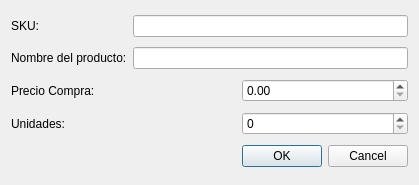
The window that nuevoproductoform.ui (ups-uio-cc-poo-p63/ApiAlesTabern-licoreria) describes before a commit, drawn with Qt 5.
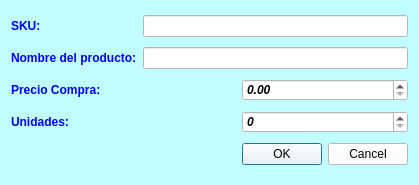
The same window after the commit.

Diff of the .ui file:
```diff
--- a/nuevoproductoform.ui
+++ b/nuevoproductoform.ui
@@ -13,9 +13,21 @@
   <property name="windowTitle">
    <string>Form</string>
   </property>
+  <property name="styleSheet">
+   <string notr="true">background-color: rgb(193, 252, 255);</string>
+  </property>
   <layout class="QGridLayout" name="gridLayout">
    <item row="0" column="0">
     <widget class="QLabel" name="label">
+     <property name="font">
+      <font>
+       <bold>true</bold>
+      </font>
+     </property>
+     <property name="styleSheet">
+      <string notr="true">
+color: rgb(0, 0, 255);</string>
+     </property>
      <property name="text">
       <string>SKU:</string>
      </property>
@@ -23,13 +35,33 @@
    </item>
    <item row="1" column="0">
     <widget class="QLabel" name="label_2">
+     <property name="font">
+      <font>
+       <bold>true</bold>
+      </font>
+     </property>
+     <property name="styleSheet">
+      <string notr="true">
+color: rgb(0, 0, 255);</string>
+     </property>
      <property name="text">
       <string>Nombre del producto:</string>
      </property>
     </widget>
    </item>
    <item row="2" column="3">
-    <widget class="QDoubleSpinBox" name="spnPrecioCompra"/>
+    <widget class="QDoubleSpinBox" name="spnPrecioCompra">
+     <property name="font">
+      <font>
+       <italic>true</italic>
+       <bold>true</bold>
+      </font>
+     </property>
+     <property name="styleSheet">
+      <string notr="true">color: rgb(0, 0, 0);
+background-color: rgb(255, 255, 255);</string>
+     </property>
+    </widget>
    </item>
    <item row="4" column="2">
     <spacer name="horizontalSpacer">
@@ -45,10 +77,30 @@
     </spacer>
    </item>
    <item row="0" column="1" colspan="3">
-    <widget class="QLineEdit" name="editSKU"/>
+    <widget class="QLineEdit" name="editSKU">
+     <property name="font">
+      <font>
+       <italic>true</italic>
+       <bold>true</bold>
+      </font>
+     </property>
+     <property name="styleSheet">
+      <string notr="true">color: rgb(0, 0, 0);
+background-color: rgb(255, 255, 255);</string>
+     </property>
+    </widget>
    </item>
    <item row="4" column="0">
     <widget class="QLabel" name="label_4">
+     <property name="font">
+      <font>
+       <bold>true</bold>
+      </font>
+     </property>
+     <property name="styleSheet">
+      <string notr="true">
+color: rgb(0, 0, 255);</string>
+     </property>
      <property name="text">
       <string>Unidades:</string>
      </property>
@@ -56,6 +108,16 @@
    </item>
    <item row="2" column="0">
     <widget class="QLabel" name="label_3">
+     <property name="font">
+      <font>
+       <bold>true</bold>
+      </font>
+     </property>
+     <property name="styleSheet">
+      <string notr="true">
+
+color: rgb(0, 0, 255);</string>
+     </property>
      <property name="text">
       <string>Precio Compra:</string>
      </property>
@@ -75,13 +137,41 @@
     </spacer>
    </item>
    <item row="1" column="1" colspan="3">
-    <widget class="QLineEdit" name="editNombreP"/>
+    <widget class="QLineEdit" name="editNombreP">
+     <property name="font">
+      <font>
+       <italic>true</italic>
+       <bold>true</bold>
+      </font>
+     </property>
+     <property name="styleSheet">
+      <string notr="true">background-color: rgb(255, 255, 255);
+color: rgb(0, 0, 0);</string>
+     </property>
+    </widget>
    </item>
    <item row="4" column="3">
-    <widget class="QSpinBox" name="spnUnidades"/>
+    <widget class="QSpinBox" name="spnUnidades">
+     <property name="font">
+      <font>
+       <italic>true</italic>
+       <bold>true</bold>
+      </font>
+     </property>
+     <property name="styleSheet">
+      <string notr="true">color: rgb(0, 0, 0);
+background-color: rgb(255, 255, 255);</string>
+     </property>
+    </widget>
    </item>
    <item row="5" column="3">
     <widget class="QDialogButtonBox" name="btnBox">
+     <property name="styleSheet">
+      <string notr="true">color: rgb(0, 0, 0);
+background-color: rgb(255, 137, 133);
+background-color: rgb(255, 255, 255);
+</string>
+     </property>
      <property name="standardButtons">
       <set>QDialogButtonBox::Cancel|QDialogButtonBox::Ok</set>
      </property>
```
